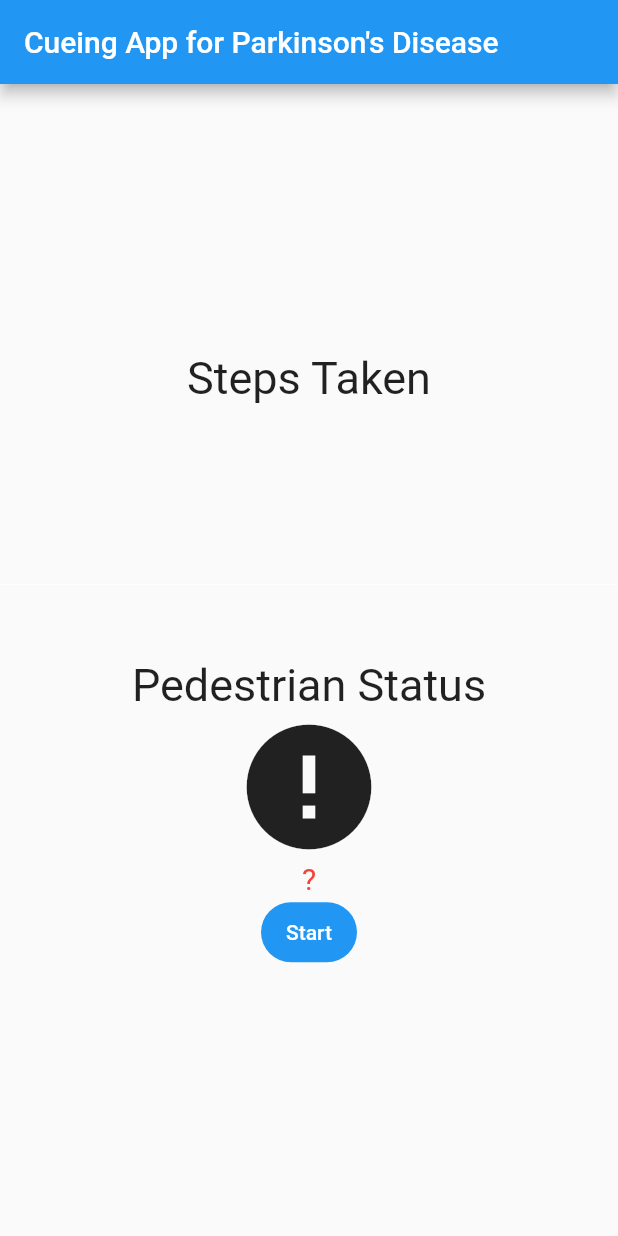
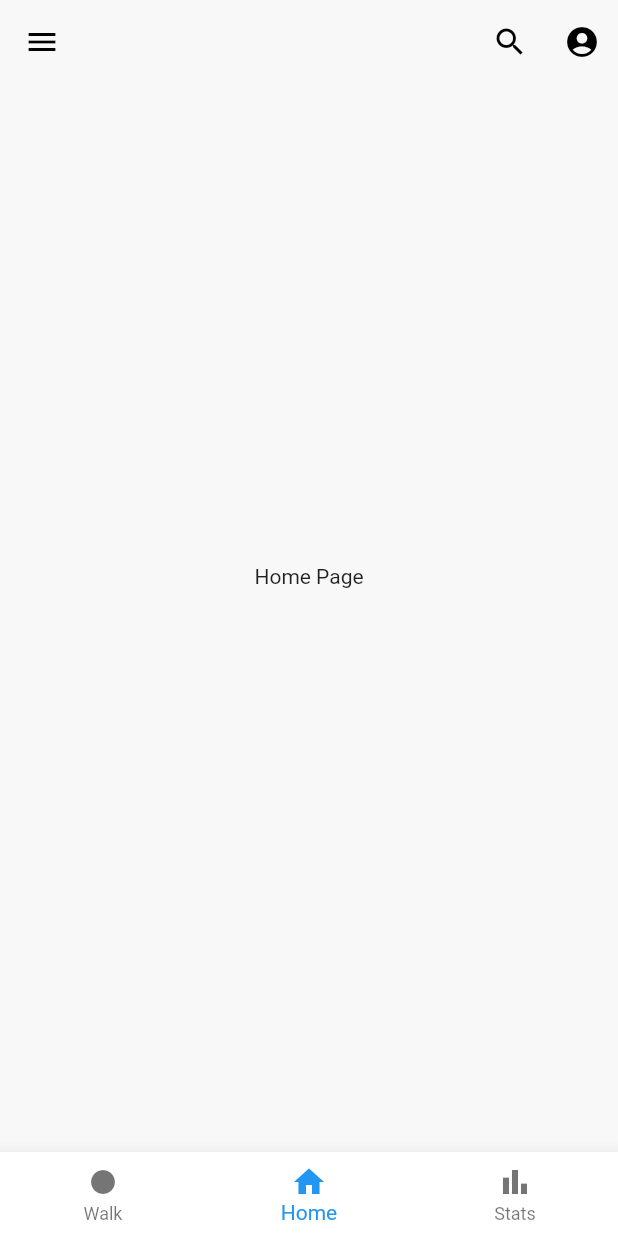
Before and after one commit to hwkim23/Melody_Mover, a Flutter app: the screen it shows after launch, on a phone screen of 412 x 824 dp. Run offline on Flutter 3.47's test engine with Material 2 defaults, Android fonts, the light colour scheme and no system bars; our stand-ins replace pedometer, permission_handler.

Commit message:
Added pages.

```diff
--- /dev/null
+++ b/lib/appbar.dart
@@ -0,0 +1,38 @@
+import 'package:flutter/material.dart';
+
+class BaseAppBar extends StatelessWidget implements PreferredSizeWidget {
+  final AppBar appBar;
+
+  const BaseAppBar({Key? key, required this.appBar})
+    : super(key: key);
+
+  @override
+  Widget build(BuildContext context) {
+    return AppBar(
+      elevation: 0.0,
+      backgroundColor: Colors.transparent,
+      leading: IconButton(
+        onPressed: () {
+          //TODO: Menu function
+        },
+        icon: const Icon(Icons.menu, color: Colors.black)
+      ),
+      actions: [
+        IconButton(
+          onPressed: () {
+            //TODO: Search function
+          },
+          icon: const Icon(Icons.search, color: Colors.black)),
+        //TODO: Change to round user image button
+        IconButton(
+            onPressed: () {
+              //TODO: Account function
+            },
+            icon: const Icon(Icons.account_circle, color: Colors.black)),
+      ]
+    );
+  }
+
+  @override
+  Size get preferredSize => Size.fromHeight(appBar.preferredSize.height);
+}
--- /dev/null
+++ b/lib/bottomnavigationbar.dart
@@ -0,0 +1,41 @@
+import 'package:flutter/material.dart';
+import 'package:melody_mover/store.dart';
+import 'package:provider/provider.dart';
+
+class BaseBottomNavigationBar extends StatefulWidget {
+  const BaseBottomNavigationBar({super.key});
+
+  @override
+  State<BaseBottomNavigationBar> createState() => _BaseBottomNavigationBarState();
+}
+
+class _BaseBottomNavigationBarState extends State<BaseBottomNavigationBar> {
+  void onItemTapped(int index) {
+    context.read<Store1>().onItemTapped(index);
+  }
+
+  @override
+  Widget build(BuildContext context) {
+    return BottomNavigationBar(
+      backgroundColor: Colors.white,
+      elevation: 10.0,
+      items: const <BottomNavigationBarItem>[
+        BottomNavigationBarItem(
+          //TODO: Replace record icon
+          icon: Icon(Icons.fiber_manual_record),
+          label: 'Walk',
+        ),
+        BottomNavigationBarItem(
+          icon: Icon(Icons.home),
+          label: 'Home',
+        ),
+        BottomNavigationBarItem(
+          icon: Icon(Icons.bar_chart),
+          label: 'Stats',
+        ),
+      ],
+      currentIndex: context.watch<Store1>().selectedIndex, //New
+      onTap: onItemTapped
+    );
+  }
+}
--- a/lib/main.dart
+++ b/lib/main.dart
@@ -1,16 +1,26 @@
 import 'package:flutter/foundation.dart';
 import 'package:flutter/material.dart';
+import 'package:melody_mover/pages/home.dart';
+import 'package:melody_mover/pages/stats.dart';
+import 'package:melody_mover/store.dart';
+import 'package:provider/provider.dart';
 import 'dart:async';
+import 'appbar.dart';
+import 'bottomnavigationbar.dart';
+import 'package:permission_handler/permission_handler.dart';
+import 'package:melody_mover/themedata.dart';
+import 'pages/walk.dart';
 
-import 'package:pedometer/pedometer.dart';
-import 'package:permission_handler/permission_handler.dart';
-
-String formatDate(DateTime d) {
-  return d.toString().substring(0, 19);
-}
-
-Future<void> main() async {
-  runApp(const MyApp());
+void main() async {
+  runApp(
+    ChangeNotifierProvider(
+      create: (c) => Store1(),
+      child: MaterialApp(
+        theme: MyThemeData().themedata,
+        home: const MyApp()
+      ),
+    )
+  );
 }
 
 class MyApp extends StatefulWidget {
@@ -21,18 +31,15 @@
 }
 
 class _MyAppState extends State<MyApp> {
-  late Stream<StepCount> _stepCountStream;
-  late Stream<PedestrianStatus> _pedestrianStatusStream;
-  String _status = '?';
-  int stepCount = 0;
-  bool isOne = true;
-  String strStep = "";
-  bool visibility = true;
+  static const List<Widget> pages = <Widget>[
+    Walking(),
+    Home(),
+    Statistics()
+  ];
 
   @override
   void initState() {
     super.initState();
-    //initPlatformState();
     permission();
   }
 
@@ -45,122 +52,15 @@
     }
   }
 
-  void onStepCount(StepCount event) {
-    if (kDebugMode) {
-      print(event);
-    }
-    setState(() {
-
-      if (isOne == true) {
-        stepCount = 0;
-        isOne = false;
-      } else {
-        stepCount += 1;
-      }
-      strStep = "$stepCount";
-    });
-  }
-
-  void onPedestrianStatusChanged(PedestrianStatus event) {
-    if (kDebugMode) {
-      print(event);
-    }
-    setState(() {
-      _status = event.status;
-    });
-  }
-
-  void onPedestrianStatusError(error) {
-    if (kDebugMode) {
-      print('onPedestrianStatusError: $error');
-    }
-    setState(() {
-      _status = 'Pedestrian Status not available';
-    });
-    if (kDebugMode) {
-      print(_status);
-    }
-  }
-
-  void onStepCountError(error) {
-    if (kDebugMode) {
-      print('onStepCountError: $error');
-    }
-    setState(() {
-      strStep = 'Step Count not available';
-    });
-  }
-
-  void initPlatformState() {
-    setState(() {
-      visibility = false;
-    });
-
-    _pedestrianStatusStream = Pedometer.pedestrianStatusStream;
-    _pedestrianStatusStream
-        .listen(onPedestrianStatusChanged)
-        .onError(onPedestrianStatusError);
-
-    _stepCountStream = Pedometer.stepCountStream;
-    _stepCountStream.listen(onStepCount).onError(onStepCountError);
-
-    if (!mounted) return;
-  }
-
   @override
   Widget build(BuildContext context) {
-    return MaterialApp(
-      home: Scaffold(
-        appBar: AppBar(
-          title: const Text("Cueing App for Parkinson's Disease"),
-        ),
-        body: Center(
-          child: Column(
-            mainAxisAlignment: MainAxisAlignment.center,
-            children: <Widget>[
-              const Text(
-                'Steps Taken',
-                style: TextStyle(fontSize: 30),
-              ),
-              Text(
-                strStep,
-                style: const TextStyle(fontSize: 60),
-              ),
-              const Divider(
-                height: 100,
-                thickness: 0,
-                color: Colors.white,
-              ),
-              const Text(
-                'Pedestrian Status',
-                style: TextStyle(fontSize: 30),
-              ),
-              Icon(
-                _status == 'walking'
-                    ? Icons.directions_walk
-                    : _status == 'stopped'
-                    ? Icons.accessibility_new
-                    : Icons.error,
-                size: 100,
-              ),
-              Center(
-                child: Text(
-                  _status,
-                  style: _status == 'walking' || _status == 'stopped'
-                      ? const TextStyle(fontSize: 30)
-                      : const TextStyle(fontSize: 20, color: Colors.red),
-                ),
-              ),
-              Visibility(
-                visible: visibility,
-                child: FilledButton(
-                  onPressed: () {initPlatformState();},
-                  child: const Text("Start")),
-              )
-            ],
-          ),
-        ),
+    return Scaffold(
+      extendBodyBehindAppBar: true,
+      appBar: BaseAppBar(appBar: AppBar()),
+      body: Center(
+        child: pages.elementAt(context.watch<Store1>().selectedIndex),
       ),
+      bottomNavigationBar: const BaseBottomNavigationBar(),
     );
   }
 }
--- /dev/null
+++ b/lib/pages/home.dart
@@ -0,0 +1,15 @@
+import 'package:flutter/material.dart';
+
+class Home extends StatefulWidget {
+  const Home({super.key});
+
+  @override
+  State<Home> createState() => _HomeState();
+}
+
+class _HomeState extends State<Home> {
+  @override
+  Widget build(BuildContext context) {
+    return const Text("Home Page");
+  }
+}
--- /dev/null
+++ b/lib/store.dart
@@ -0,0 +1,10 @@
+import 'package:flutter/cupertino.dart';
+
+class Store1 extends ChangeNotifier {
+  int selectedIndex = 1;
+
+  void onItemTapped(int index) {
+    selectedIndex = index;
+    notifyListeners();
+  }
+}
--- a/pubspec.yaml
+++ b/pubspec.yaml
@@ -39,6 +39,7 @@ dependencies:
   pedometer: ^4.0.1
   # Permission handling package
   permission_handler: ^11.0.1
+  provider: ^6.0.5
 
 dev_dependencies:
   flutter_test:
```
Also changed, not shown: lib/pages/stats.dart (added, +15 -0 lines), lib/pages/walk.dart (added, +163 -0 lines), lib/themedata.dart (added, +15 -0 lines), pubspec.lock.
